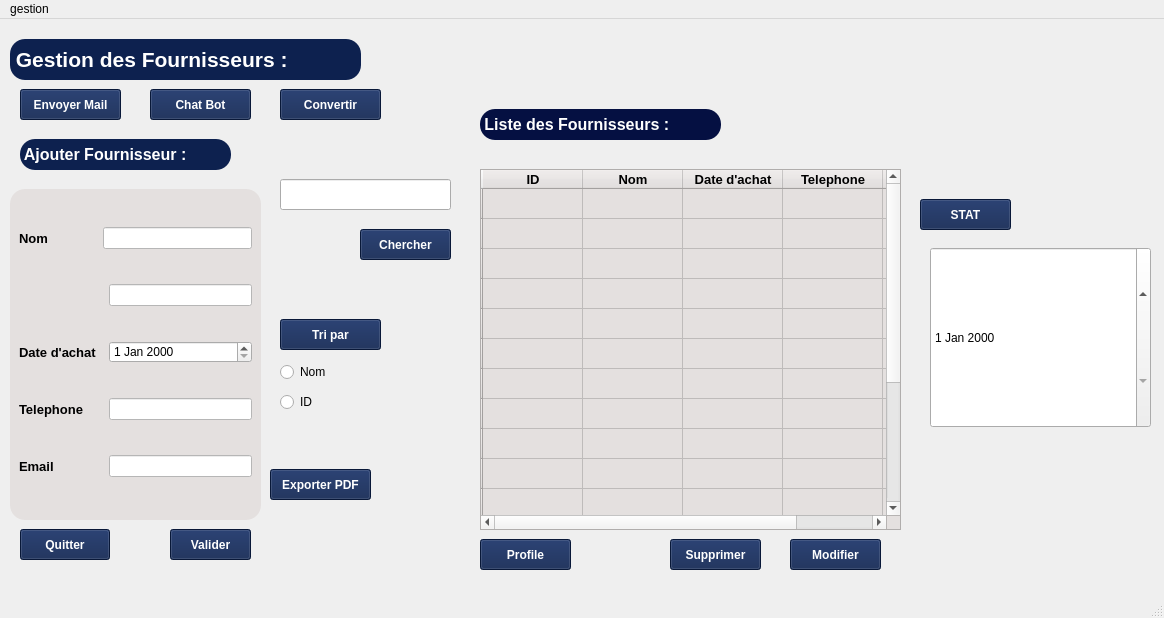
Old version of the form mainwindow.ui in the repository ProjetCpp-2425/projetcpp-smart-clothing-store.
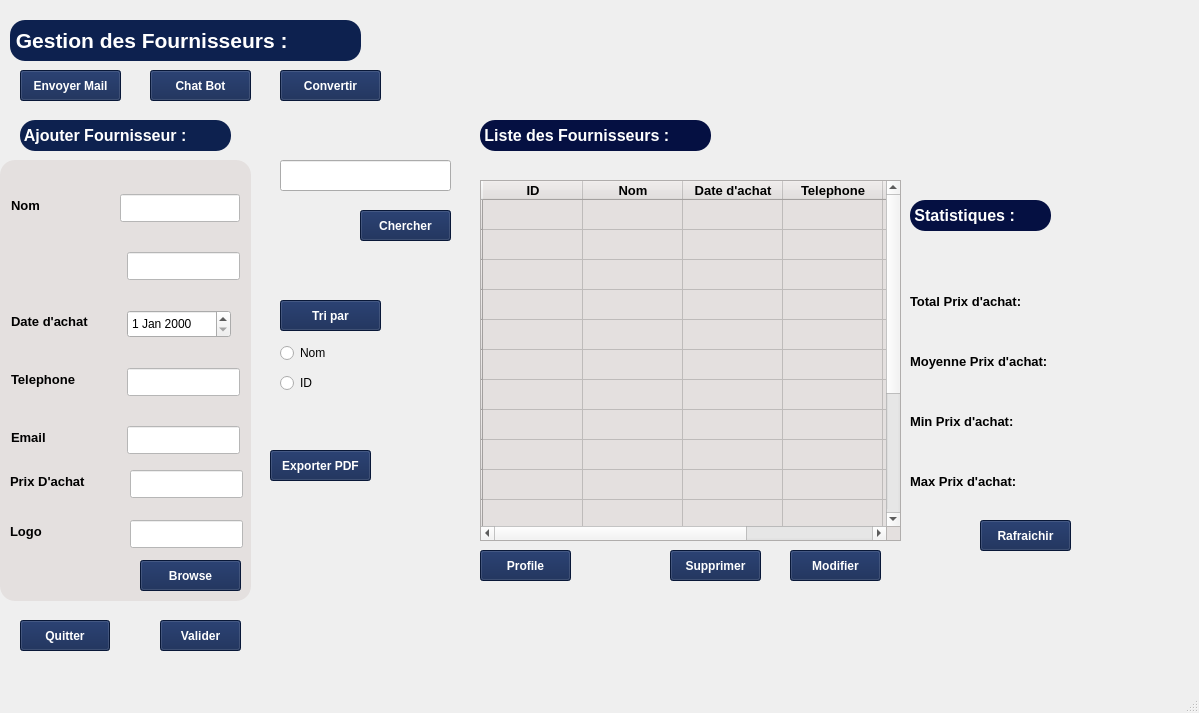
New version of the form. Icons and pictures are not drawn.

```diff
--- a/mainwindow.ui
+++ b/mainwindow.ui
@@ -6,8 +6,8 @@
    <rect>
     <x>0</x>
     <y>0</y>
-    <width>1164</width>
-    <height>618</height>
+    <width>1199</width>
+    <height>713</height>
    </rect>
   </property>
   <property name="windowTitle">
@@ -233,7 +233,7 @@
     <property name="geometry">
      <rect>
       <x>480</x>
-      <y>150</y>
+      <y>180</y>
       <width>421</width>
       <height>361</height>
      </rect>
@@ -376,6 +376,11 @@
       <string>Email</string>
      </property>
     </column>
+    <column>
+     <property name="text">
+      <string>Prix d'achat</string>
+     </property>
+    </column>
     <item row="0" column="1">
      <property name="text">
       <string/>
@@ -391,8 +396,8 @@
    <widget class="QLabel" name="label_8">
     <property name="geometry">
      <rect>
-      <x>990</x>
-      <y>10</y>
+      <x>1040</x>
+      <y>0</y>
       <width>151</width>
       <height>141</height>
      </rect>
@@ -653,8 +658,8 @@
    <widget class="QPushButton" name="addButton">
     <property name="geometry">
      <rect>
-      <x>170</x>
-      <y>510</y>
+      <x>160</x>
+      <y>620</y>
       <width>81</width>
       <height>31</height>
      </rect>
@@ -676,7 +681,7 @@
     <property name="geometry">
      <rect>
       <x>790</x>
-      <y>520</y>
+      <y>550</y>
       <width>91</width>
       <height>31</height>
      </rect>
@@ -708,7 +713,7 @@
     <property name="geometry">
      <rect>
       <x>20</x>
-      <y>510</y>
+      <y>620</y>
       <width>90</width>
       <height>31</height>
      </rect>
@@ -729,10 +734,10 @@
    <widget class="QFrame" name="frame">
     <property name="geometry">
      <rect>
-      <x>10</x>
-      <y>170</y>
+      <x>0</x>
+      <y>160</y>
       <width>251</width>
-      <height>331</height>
+      <height>441</height>
      </rect>
     </property>
     <property name="palette">
@@ -844,87 +849,429 @@
 }
 </string>
     </property>
-    <layout class="QGridLayout" name="gridLayout">
-     <item row="1" column="2">
-      <widget class="QLineEdit" name="idLineEdit"/>
-     </item>
-     <item row="2" column="0">
-      <widget class="QLabel" name="label_11">
-       <property name="font">
-        <font>
-         <pointsize>10</pointsize>
-         <bold>true</bold>
-        </font>
-       </property>
-       <property name="styleSheet">
-        <string notr="true">color: black;</string>
-       </property>
-       <property name="text">
-        <string>Date d'achat</string>
-       </property>
-      </widget>
-     </item>
-     <item row="3" column="0">
-      <widget class="QLabel" name="label_12">
-       <property name="font">
-        <font>
-         <pointsize>10</pointsize>
-         <bold>true</bold>
-        </font>
-       </property>
-       <property name="styleSheet">
-        <string notr="true">color: black;</string>
-       </property>
-       <property name="text">
-        <string>Telephone</string>
-       </property>
-      </widget>
-     </item>
-     <item row="4" column="2">
-      <widget class="QLineEdit" name="emailLineEdit"/>
-     </item>
-     <item row="4" column="0">
-      <widget class="QLabel" name="label_13">
-       <property name="font">
-        <font>
-         <pointsize>10</pointsize>
-         <bold>true</bold>
-        </font>
-       </property>
-       <property name="styleSheet">
-        <string notr="true">color: black;</string>
-       </property>
-       <property name="text">
-        <string>Email</string>
-       </property>
-      </widget>
-     </item>
-     <item row="0" column="1" colspan="2">
-      <widget class="QLineEdit" name="nameLineEdit"/>
-     </item>
-     <item row="3" column="2">
-      <widget class="QLineEdit" name="telephoneLineEdit"/>
-     </item>
-     <item row="0" column="0">
-      <widget class="QLabel" name="label_9">
-       <property name="font">
-        <font>
-         <pointsize>10</pointsize>
-         <bold>true</bold>
-        </font>
-       </property>
-       <property name="styleSheet">
-        <string notr="true">color: black;</string>
-       </property>
-       <property name="text">
-        <string>Nom</string>
-       </property>
-      </widget>
-     </item>
-     <item row="2" column="2">
-      <widget class="QDateEdit" name="achatDateEdit"/>
-     </item>
-    </layout>
+    <widget class="QLineEdit" name="idLineEdit">
+     <property name="geometry">
+      <rect>
+       <x>127</x>
+       <y>92</y>
+       <width>113</width>
+       <height>28</height>
+      </rect>
+     </property>
+    </widget>
+    <widget class="QLabel" name="label_11">
+     <property name="geometry">
+      <rect>
+       <x>11</x>
+       <y>150</y>
+       <width>102</width>
+       <height>22</height>
+      </rect>
+     </property>
+     <property name="font">
+      <font>
+       <pointsize>10</pointsize>
+       <bold>true</bold>
+      </font>
+     </property>
+     <property name="styleSheet">
+      <string notr="true">color: black;</string>
+     </property>
+     <property name="text">
+      <string>Date d'achat</string>
+     </property>
+    </widget>
+    <widget class="QLabel" name="label_12">
+     <property name="geometry">
+      <rect>
+       <x>11</x>
+       <y>208</y>
+       <width>81</width>
+       <height>22</height>
+      </rect>
+     </property>
+     <property name="font">
+      <font>
+       <pointsize>10</pointsize>
+       <bold>true</bold>
+      </font>
+     </property>
+     <property name="styleSheet">
+      <string notr="true">color: black;</string>
+     </property>
+     <property name="text">
+      <string>Telephone</string>
+     </property>
+    </widget>
+    <widget class="QLineEdit" name="emailLineEdit">
+     <property name="geometry">
+      <rect>
+       <x>127</x>
+       <y>266</y>
+       <width>113</width>
+       <height>28</height>
+      </rect>
+     </property>
+    </widget>
+    <widget class="QLabel" name="label_13">
+     <property name="geometry">
+      <rect>
+       <x>11</x>
+       <y>266</y>
+       <width>44</width>
+       <height>22</height>
+      </rect>
+     </property>
+     <property name="font">
+      <font>
+       <pointsize>10</pointsize>
+       <bold>true</bold>
+      </font>
+     </property>
+     <property name="styleSheet">
+      <string notr="true">color: black;</string>
+     </property>
+     <property name="text">
+      <string>Email</string>
+     </property>
+    </widget>
+    <widget class="QLineEdit" name="nameLineEdit">
+     <property name="geometry">
+      <rect>
+       <x>120</x>
+       <y>34</y>
+       <width>120</width>
+       <height>28</height>
+      </rect>
+     </property>
+    </widget>
+    <widget class="QLineEdit" name="telephoneLineEdit">
+     <property name="geometry">
+      <rect>
+       <x>127</x>
+       <y>208</y>
+       <width>113</width>
+       <height>28</height>
+      </rect>
+     </property>
+    </widget>
+    <widget class="QLabel" name="label_9">
+     <property name="geometry">
+      <rect>
+       <x>11</x>
+       <y>34</y>
+       <width>39</width>
+       <height>22</height>
+      </rect>
+     </property>
+     <property name="font">
+      <font>
+       <pointsize>10</pointsize>
+       <bold>true</bold>
+      </font>
+     </property>
+     <property name="styleSheet">
+      <string notr="true">color: black;</string>
+     </property>
+     <property name="text">
+      <string>Nom</string>
+     </property>
+    </widget>
+    <widget class="QDateEdit" name="achatDateEdit">
+     <property name="geometry">
+      <rect>
+       <x>127</x>
+       <y>150</y>
+       <width>104</width>
+       <height>28</height>
+      </rect>
+     </property>
+    </widget>
+    <widget class="QLabel" name="label_17">
+     <property name="geometry">
+      <rect>
+       <x>10</x>
+       <y>310</y>
+       <width>101</width>
+       <height>22</height>
+      </rect>
+     </property>
+     <property name="font">
+      <font>
+       <pointsize>10</pointsize>
+       <bold>true</bold>
+      </font>
+     </property>
+     <property name="styleSheet">
+      <string notr="true">color: black;</string>
+     </property>
+     <property name="text">
+      <string>Prix D'achat</string>
+     </property>
+    </widget>
+    <widget class="QLabel" name="label_18">
+     <property name="geometry">
+      <rect>
+       <x>10</x>
+       <y>360</y>
+       <width>44</width>
+       <height>22</height>
+      </rect>
+     </property>
+     <property name="font">
+      <font>
+       <pointsize>10</pointsize>
+       <bold>true</bold>
+      </font>
+     </property>
+     <property name="styleSheet">
+      <string notr="true">color: black;</string>
+     </property>
+     <property name="text">
+      <string>Logo</string>
+     </property>
+    </widget>
+    <widget class="QLineEdit" name="prixAchatLineEdit">
+     <property name="geometry">
+      <rect>
+       <x>130</x>
+       <y>310</y>
+       <width>113</width>
+       <height>28</height>
+      </rect>
+     </property>
+    </widget>
+    <widget class="QLineEdit" name="logoLineEdit">
+     <property name="geometry">
+      <rect>
+       <x>130</x>
+       <y>360</y>
+       <width>113</width>
+       <height>28</height>
+      </rect>
+     </property>
+    </widget>
+    <widget class="QPushButton" name="browseButton">
+     <property name="geometry">
+      <rect>
+       <x>140</x>
+       <y>400</y>
+       <width>101</width>
+       <height>31</height>
+      </rect>
+     </property>
+     <property name="palette">
+      <palette>
+       <active>
+        <colorrole role="WindowText">
+         <brush brushstyle="SolidPattern">
+          <color alpha="255">
+           <red>255</red>
+           <green>255</green>
+           <blue>255</blue>
+          </color>
+         </brush>
+        </colorrole>
+        <colorrole role="Button">
+         <brush brushstyle="SolidPattern">
+          <color alpha="255">
+           <red>13</red>
+           <green>33</green>
+           <blue>79</blue>
+          </color>
+         </brush>
+        </colorrole>
+        <colorrole role="Text">
+         <brush brushstyle="SolidPattern">
+          <color alpha="255">
+           <red>255</red>
+           <green>255</green>
+           <blue>255</blue>
+          </color>
+         </brush>
+        </colorrole>
+        <colorrole role="ButtonText">
+         <brush brushstyle="SolidPattern">
+          <color alpha="255">
+           <red>255</red>
+           <green>255</green>
+           <blue>255</blue>
+          </color>
+         </brush>
+        </colorrole>
+        <colorrole role="Base">
+         <brush brushstyle="SolidPattern">
+          <color alpha="255">
+           <red>13</red>
+           <green>33</green>
+           <blue>79</blue>
+          </color>
+         </brush>
+        </colorrole>
+        <colorrole role="Window">
+         <brush brushstyle="SolidPattern">
+          <color alpha="255">
+           <red>13</red>
+           <green>33</green>
+           <blue>79</blue>
+          </color>
+         </brush>
+        </colorrole>
+        <colorrole role="PlaceholderText">
+         <brush brushstyle="NoBrush">
+          <color alpha="128">
+           <red>255</red>
+           <green>255</green>
+           <blue>255</blue>
+          </color>
+         </brush>
+        </colorrole>
+       </active>
+       <inactive>
+        <colorrole role="WindowText">
+         <brush brushstyle="SolidPattern">
+          <color alpha="255">
+           <red>255</red>
+           <green>255</green>
+           <blue>255</blue>
+          </color>
+         </brush>
+        </colorrole>
+        <colorrole role="Button">
+         <brush brushstyle="SolidPattern">
+          <color alpha="255">
+           <red>13</red>
+           <green>33</green>
+           <blue>79</blue>
+          </color>
+         </brush>
+        </colorrole>
+        <colorrole role="Text">
+         <brush brushstyle="SolidPattern">
+          <color alpha="255">
+           <red>255</red>
+           <green>255</green>
+           <blue>255</blue>
+          </color>
+         </brush>
+        </colorrole>
+        <colorrole role="ButtonText">
+         <brush brushstyle="SolidPattern">
+          <color alpha="255">
+           <red>255</red>
+           <green>255</green>
+           <blue>255</blue>
+          </color>
+         </brush>
+        </colorrole>
+        <colorrole role="Base">
+         <brush brushstyle="SolidPattern">
+          <color alpha="255">
+           <red>13</red>
+           <green>33</green>
+           <blue>79</blue>
+          </color>
+         </brush>
+        </colorrole>
+        <colorrole role="Window">
+         <brush brushstyle="SolidPattern">
+          <color alpha="255">
+           <red>13</red>
+           <green>33</green>
+           <blue>79</blue>
+          </color>
+         </brush>
+        </colorrole>
+        <colorrole role="PlaceholderText">
+         <brush brushstyle="NoBrush">
+          <color alpha="128">
+           <red>255</red>
+           <green>255</green>
+           <blue>255</blue>
+          </color>
+         </brush>
+        </colorrole>
+       </inactive>
+       <disabled>
+        <colorrole role="WindowText">
+         <brush brushstyle="SolidPattern">
+          <color alpha="255">
+           <red>255</red>
+           <green>255</green>
+           <blue>255</blue>
+          </color>
+         </brush>
+        </colorrole>
+        <colorrole role="Button">
+         <brush brushstyle="SolidPattern">
+          <color alpha="255">
+           <red>13</red>
+           <green>33</green>
+           <blue>79</blue>
+          </color>
+         </brush>
+        </colorrole>
+        <colorrole role="Text">
+         <brush brushstyle="SolidPattern">
+          <color alpha="255">
+           <red>255</red>
+           <green>255</green>
+           <blue>255</blue>
+          </color>
+         </brush>
+        </colorrole>
+        <colorrole role="ButtonText">
+         <brush brushstyle="SolidPattern">
+          <color alpha="255">
+           <red>255</red>
+           <green>255</green>
+           <blue>255</blue>
+          </color>
+         </brush>
+        </colorrole>
+        <colorrole role="Base">
+         <brush brushstyle="SolidPattern">
+          <color alpha="255">
+           <red>13</red>
+           <green>33</green>
+           <blue>79</blue>
+          </color>
+         </brush>
+        </colorrole>
+        <colorrole role="Window">
+         <brush brushstyle="SolidPattern">
+          <color alpha="255">
+           <red>13</red>
+           <green>33</green>
+           <blue>79</blue>
+          </color>
+         </brush>
+        </colorrole>
+        <colorrole role="PlaceholderText">
+         <brush brushstyle="NoBrush">
+          <color alpha="128">
+           <red>255</red>
+           <green>255</green>
+           <blue>255</blue>
+          </color>
+         </brush>
+        </colorrole>
+       </disabled>
+      </palette>
+     </property>
+     <property name="font">
+      <font>
+       <pointsize>9</pointsize>
+       <bold>true</bold>
+      </font>
+     </property>
+     <property name="styleSheet">
+      <string notr="true">background-color: rgb(13, 33, 79); color: white;</string>
+     </property>
+     <property name="text">
+      <string>Browse</string>
+     </property>
+    </widget>
    </widget>
    <widget class="QLabel" name="label_15">
     <property name="geometry">
@@ -953,7 +1300,7 @@
     <property name="geometry">
      <rect>
       <x>670</x>
-      <y>520</y>
+      <y>550</y>
       <width>91</width>
       <height>31</height>
      </rect>
@@ -996,8 +1343,8 @@
     <property name="geometry">
      <rect>
       <x>480</x>
-      <y>90</y>
-      <width>241</width>
+      <y>120</y>
+      <width>231</width>
       <height>31</height>
      </rect>
     </property>
@@ -1500,7 +1847,7 @@
     <property name="geometry">
      <rect>
       <x>480</x>
-      <y>520</y>
+      <y>550</y>
       <width>91</width>
       <height>31</height>
      </rect>
@@ -1539,11 +1886,175 @@
      <string>Convertir</string>
     </property>
    </widget>
-   <widget class="QPushButton" name="updateButton_2">
+   <widget class="QLabel" name="label_19">
     <property name="geometry">
      <rect>
-      <x>920</x>
-      <y>180</y>
+      <x>910</x>
+      <y>200</y>
+      <width>141</width>
+      <height>31</height>
+     </rect>
+    </property>
+    <property name="font">
+     <font>
+      <pointsize>12</pointsize>
+      <bold>true</bold>
+     </font>
+    </property>
+    <property name="styleSheet">
+     <string notr="true"> background-color: rgb(5, 16, 66); 
+border-radius: 15px; 
+color: white;</string>
+    </property>
+    <property name="text">
+     <string> Statistiques :</string>
+    </property>
+   </widget>
+   <widget class="QLabel" name="label_10">
+    <property name="geometry">
+     <rect>
+      <x>910</x>
+      <y>290</y>
+      <width>151</width>
+      <height>22</height>
+     </rect>
+    </property>
+    <property name="font">
+     <font>
+      <pointsize>10</pointsize>
+      <bold>true</bold>
+     </font>
+    </property>
+    <property name="styleSheet">
+     <string notr="true">color: black;</string>
+    </property>
+    <property name="text">
+     <string>Total Prix d'achat:</string>
+    </property>
+   </widget>
+   <widget class="QLabel" name="label_20">
+    <property name="geometry">
+     <rect>
+      <x>910</x>
+      <y>350</y>
+      <width>181</width>
+      <height>22</height>
+     </rect>
+    </property>
+    <property name="font">
+     <font>
+      <pointsize>10</pointsize>
+      <bold>true</bold>
+     </font>
+    </property>
+    <property name="styleSheet">
+     <string notr="true">color: black;</string>
+    </property>
+    <property name="text">
+     <string>Moyenne Prix d'achat:</string>
+    </property>
+   </widget>
+   <widget class="QLabel" name="label_21">
+    <property name="geometry">
+     <rect>
+      <x>910</x>
+      <y>410</y>
+      <width>141</width>
+      <height>22</height>
+     </rect>
+    </property>
+    <property name="font">
+     <font>
+      <pointsize>10</pointsize>
+      <bold>true</bold>
+     </font>
+    </property>
+    <property name="styleSheet">
+     <string notr="true">color: black;</string>
+    </property>
+    <property name="text">
+     <string>Min Prix d'achat:</string>
+    </property>
+   </widget>
+   <widget class="QLabel" name="label_22">
+    <property name="geometry">
+     <rect>
+      <x>910</x>
+      <y>470</y>
+      <width>141</width>
+      <height>22</height>
+     </rect>
+    </property>
+    <property name="font">
+     <font>
+      <pointsize>10</pointsize>
+      <bold>true</bold>
+     </font>
+    </property>
+    <property name="styleSheet">
+     <string notr="true">color: black;</string>
+    </property>
+    <property name="text">
+     <string>Max Prix d'achat:</string>
+    </property>
+   </widget>
+   <widget class="QLabel" name="totalPrixAchatLabel">
+    <property name="geometry">
+     <rect>
+      <x>1110</x>
+      <y>290</y>
+      <width>63</width>
+      <height>20</height>
+     </rect>
+    </property>
+    <property name="text">
+     <string/>
+    </property>
+   </widget>
+   <widget class="QLabel" name="averagePrixAchatLabel">
+    <property name="geometry">
+     <rect>
+      <x>1110</x>
+      <y>350</y>
+      <width>63</width>
+      <height>20</height>
+     </rect>
+    </property>
+    <property name="text">
+     <string/>
+    </property>
+   </widget>
+   <widget class="QLabel" name="minPrixAchatLabel">
+    <property name="geometry">
+     <rect>
+      <x>1110</x>
+      <y>410</y>
+      <width>63</width>
+      <height>20</height>
+     </rect>
+    </property>
+    <property name="text">
+     <string/>
+    </property>
+   </widget>
+   <widget class="QLabel" name="maxPrixAchatLabel">
+    <property name="geometry">
+     <rect>
+      <x>1110</x>
+      <y>470</y>
+      <width>63</width>
+      <height>20</height>
+     </rect>
+    </property>
+    <property name="text">
+     <string/>
+    </property>
+   </widget>
+   <widget class="QPushButton" name="refreshStatsButton">
+    <property name="geometry">
+     <rect>
+      <x>980</x>
+      <y>520</y>
       <width>91</width>
       <height>31</height>
      </rect>
@@ -1558,17 +2069,7 @@
      <string notr="true">background-color: rgb(13, 33, 79); color: white;</string>
     </property>
     <property name="text">
-     <string>STAT</string>
-    </property>
-   </widget>
-   <widget class="QDateEdit" name="dateFilterEdit">
-    <property name="geometry">
-     <rect>
-      <x>930</x>
-      <y>228</y>
-      <width>221</width>
-      <height>181</height>
-     </rect>
+     <string>Rafraichir</string>
     </property>
    </widget>
   </widget>
@@ -1577,16 +2078,10 @@
     <rect>
      <x>0</x>
      <y>0</y>
-     <width>1164</width>
+     <width>1199</width>
      <height>25</height>
     </rect>
    </property>
-   <widget class="QMenu" name="menugestion">
-    <property name="title">
-     <string>gestion</string>
-    </property>
-   </widget>
-   <addaction name="menugestion"/>
   </widget>
   <widget class="QStatusBar" name="statusbar"/>
  </widget>
```
Left out of the diff: 2 changed lines with no effect on the pictures.
